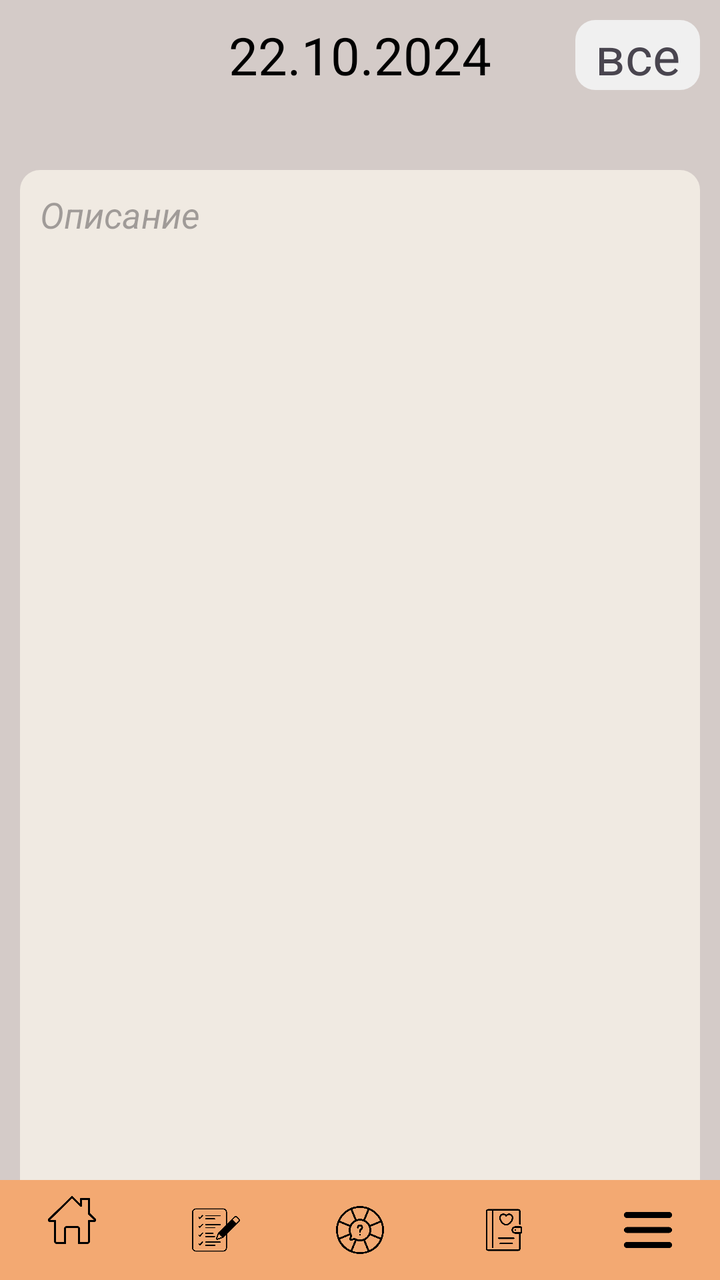
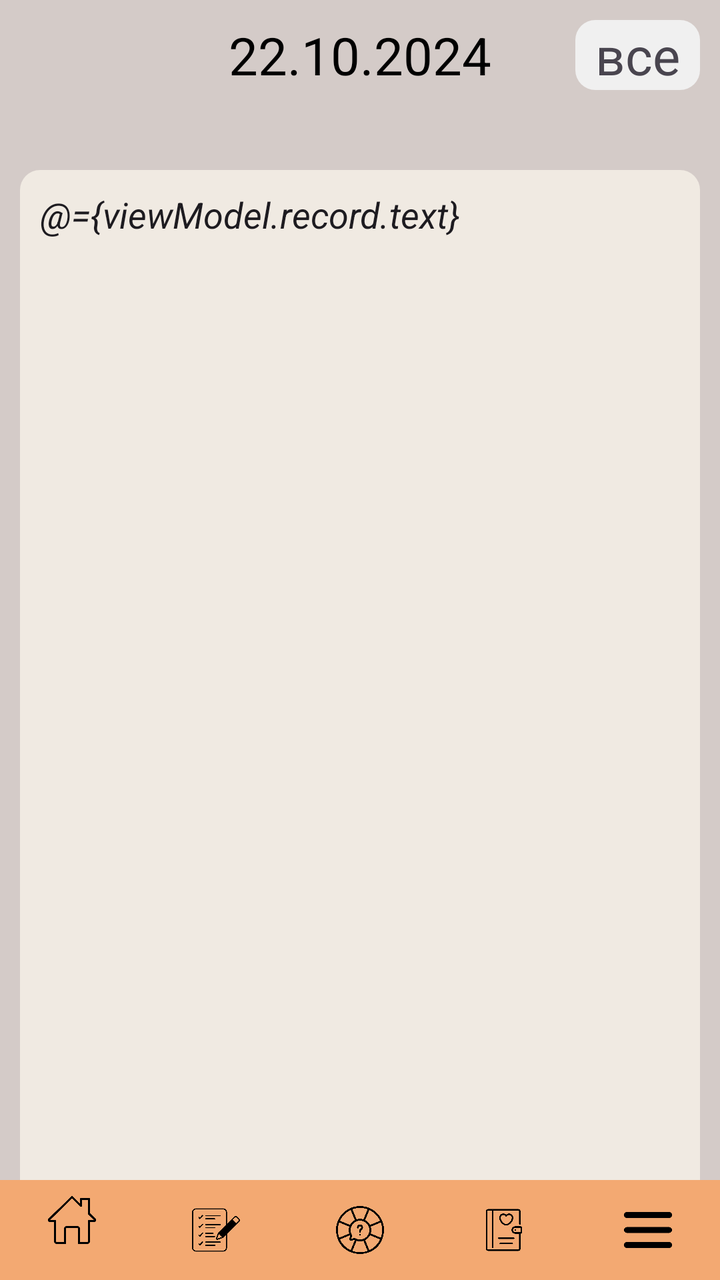

Compare the two renders of this Android layout. The source of the first and the diff that turns it into the second are given below.
<!-- AndroidManifest.xml: application theme Theme.Assistant -->
<!-- res/layout/activity_diary.xml -->
<?xml version="1.0" encoding="utf-8"?>
<RelativeLayout xmlns:android="http://schemas.android.com/apk/res/android"
    xmlns:app="http://schemas.android.com/apk/res-auto"
    xmlns:tools="http://schemas.android.com/tools"
    android:layout_width="match_parent"
    android:layout_height="match_parent"
    android:background="@color/background_main"
    tools:context=".diary.DiaryActivity"
    android:scrollbars="vertical">

    <TextView
        android:layout_width="match_parent"
        android:layout_height="wrap_content"
        android:id="@+id/dateDiary"
        android:text="22.10.2024"
        android:textSize="26dp"
        android:gravity="center"
        android:textColor="@color/black"
        android:paddingVertical="10dp"/>

    <TextView
        android:layout_width="wrap_content"
        android:layout_height="wrap_content"
        android:id="@+id/allRecordsBtn"
        android:text="все"
        android:textSize="26dp"
        android:paddingHorizontal="10dp"
        android:layout_alignParentRight="true"
        android:layout_margin="10dp"
        android:background="@drawable/image_btn_style"/>

    <ScrollView
        android:layout_width="match_parent"
        android:layout_height="match_parent"
        android:id="@+id/scroll"
        android:layout_below="@+id/dateDiary"
        android:paddingHorizontal="10dp"
        >

        <EditText
            android:layout_width="match_parent"
            android:layout_height="match_parent"
            android:id="@+id/todayRecordEditText"
            android:hint="Описание"
            android:inputType="textMultiLine"
            android:lines="25"
            android:gravity="start"
            android:padding="10dp"
            android:background="@drawable/image_btn_style"
            android:backgroundTint="@color/filter_bcg"
            android:textStyle="italic"
            android:layout_marginVertical="30dp"
            />

    </ScrollView>

    <com.google.android.material.bottomnavigation.BottomNavigationView
        android:id="@+id/bottomNavigationView"
        android:layout_width="match_parent"
        android:layout_height="50dp"
        android:background="@color/bottom_menu"
        style="@style/Widget.MaterialComponents.BottomNavigationView.Colored"
        app:itemIconTint="@color/black"


        android:layout_alignParentBottom="true"
        app:menu="@menu/bottom_menu"

        />

</RelativeLayout>
<!-- resources referenced by this layout -->
<resources>
  <color name="background_main">#FFD4CBC8</color>
  <color name="black">#FF000000</color>
  <color name="bottom_menu">#FFF3A972</color>
  <color name="filter_bcg">#FFF0EAE2</color>
  <!-- drawable image_btn_style (drawable) -->
  <?xml version="1.0" encoding="utf-8"?>
  <shape xmlns:android="http://schemas.android.com/apk/res/android">
      <solid android:color="@color/background2"/>
      <corners android:radius="10.0dp"/>
  </shape>
  <style name="Theme.Assistant" parent="Base.Theme.Assistant" />
  <color name="background2">#FFF0F0F0</color>
  <style name="Base.Theme.Assistant" parent="Theme.Material3.DayNight.NoActionBar">
          
          
          <item name="colorPrimary">@color/background_main</item>
  
          <item name="android:spinnerItemStyle">
              @style/spinnerItemStyle
          </item>
  
          
          <item name="android:spinnerDropDownItemStyle">
              @style/spinnerDropDownItemStyle
          </item>
  
      </style>
  <style name="spinnerItemStyle">
  
          <item name="android:textStyle">normal</item>
          <item name="android:paddingHorizontal">20dp</item>
          <item name="android:textSize">20sp</item>
          <item name="android:textColor">@color/black</item>
      </style>
  <style name="spinnerDropDownItemStyle">
          <item name="android:paddingHorizontal">20dp</item>
          <item name="android:paddingVertical">10dp</item>
          <item name="android:textSize">20sp</item>
          <item name="android:textColor">@color/black</item>
      </style>
</resources>

<!-- the commit's change to res/layout/activity_diary.xml (unified diff, before → after) -->
@@ -1,11 +1,17 @@
 <?xml version="1.0" encoding="utf-8"?>
+<layout>
+    <data>
+        <variable
+            name="viewModel"
+            type="com.example.assistant.viewmodel.DiaryViewModel" />
+    </data>
 <RelativeLayout xmlns:android="http://schemas.android.com/apk/res/android"
     xmlns:app="http://schemas.android.com/apk/res-auto"
     xmlns:tools="http://schemas.android.com/tools"
     android:layout_width="match_parent"
     android:layout_height="match_parent"
     android:background="@color/background_main"
-    tools:context=".diary.DiaryActivity"
+    tools:context=".views.DiaryActivity"
     android:scrollbars="vertical">
 
     <TextView
@@ -50,6 +56,7 @@
             android:backgroundTint="@color/filter_bcg"
             android:textStyle="italic"
             android:layout_marginVertical="30dp"
+            android:text="@={viewModel.record.text}"
             />
 
     </ScrollView>
@@ -69,3 +76,4 @@
         />
 
 </RelativeLayout>
+</layout>
